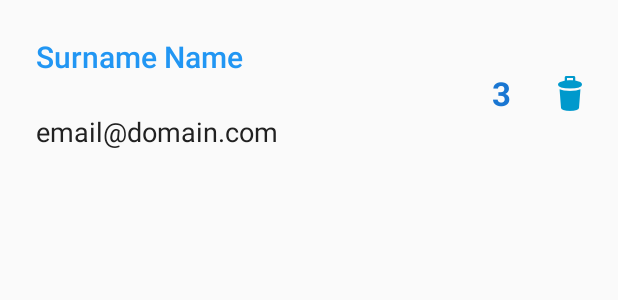
After one commit to VaKs/weathevent, an Android app: the layout friends_listitem.xml on its own in the app's theme, with its tools: preview values and no code run, on a phone screen of 412 x 824 dp. The commit adds this screen. Shown: the top 300 px of the screen. Run offline under Robolectric (Android 15) with nearby library versions, the phone set to English and light mode, and no system bars.

Commit message:
Some layout changes - Friends Fragment

```diff
--- a/app/src/main/AndroidManifest.xml
+++ b/app/src/main/AndroidManifest.xml
@@ -8,9 +8,9 @@
     <uses-permission android:name="android.permission." />
     <application
         android:allowBackup="true"
-        android:icon="@mipmap/ic_launcher"
+        android:icon="@drawable/logo_icon"
         android:label="@string/app_name"
-        android:roundIcon="@mipmap/ic_launcher_round"
+        android:roundIcon="@drawable/logo_icon"
         android:supportsRtl="true"
         android:theme="@style/AppTheme">
         <activity
--- /dev/null
+++ b/app/src/main/res/layout/friends_listitem.xml
@@ -0,0 +1,83 @@
+<?xml version="1.0" encoding="utf-8"?>
+<android.support.constraint.ConstraintLayout xmlns:android="http://schemas.android.com/apk/res/android"
+    xmlns:app="http://schemas.android.com/apk/res-auto"
+    xmlns:tools="http://schemas.android.com/tools"
+    android:layout_width="match_parent"
+    android:layout_height="wrap_content"
+    android:background="@android:drawable/menuitem_background"
+    android:padding="8dp">
+
+
+    <TextView
+        android:id="@+id/tv_email"
+        android:layout_width="0dp"
+        android:layout_height="wrap_content"
+        android:layout_marginBottom="8dp"
+        android:layout_marginEnd="8dp"
+        android:layout_marginLeft="8dp"
+        android:layout_marginRight="8dp"
+        android:layout_marginStart="8dp"
+        android:layout_marginTop="8dp"
+        android:padding="8dp"
+        android:text="email@domain.com"
+        android:textAppearance="@style/TextAppearance.AppCompat.Medium"
+        android:textColor="@color/colorTextPrimary"
+        app:layout_constraintBottom_toBottomOf="parent"
+        app:layout_constraintEnd_toStartOf="@+id/tv_eventsCounter"
+        app:layout_constraintStart_toStartOf="parent"
+        app:layout_constraintTop_toBottomOf="@+id/tv_name" />
+
+    <TextView
+        android:id="@+id/tv_name"
+        android:layout_width="0dp"
+        android:layout_height="wrap_content"
+        android:layout_marginEnd="8dp"
+        android:layout_marginLeft="8dp"
+        android:layout_marginRight="8dp"
+        android:layout_marginStart="8dp"
+        android:layout_marginTop="8dp"
+        android:padding="8dp"
+        android:text="Surname Name"
+        android:textAppearance="@style/TextAppearance.AppCompat.Title"
+        android:textColor="@color/colorPrimary"
+        app:layout_constraintEnd_toStartOf="@+id/tv_eventsCounter"
+        app:layout_constraintStart_toStartOf="parent"
+        app:layout_constraintTop_toTopOf="parent" />
+
+    <TextView
+        android:id="@+id/tv_eventsCounter"
+        android:layout_width="29dp"
+        android:layout_height="0dp"
+        android:layout_marginBottom="8dp"
+        android:layout_marginEnd="7dp"
+        android:layout_marginLeft="8dp"
+        android:layout_marginRight="7dp"
+        android:layout_marginStart="8dp"
+        android:layout_marginTop="8dp"
+        android:gravity="center"
+        android:text="3"
+        android:textAppearance="@style/TextAppearance.AppCompat.Large"
+        android:textColor="@color/colorPrimaryDark"
+        android:textStyle="bold"
+        app:layout_constraintBottom_toBottomOf="parent"
+        app:layout_constraintEnd_toStartOf="@+id/iv_delete"
+        app:layout_constraintStart_toEndOf="@+id/tv_email"
+        app:layout_constraintTop_toTopOf="parent"
+        app:layout_constraintVertical_bias="0.0" />
+
+    <ImageView
+        android:id="@+id/iv_delete"
+        android:layout_width="wrap_content"
+        android:layout_height="wrap_content"
+        android:layout_marginBottom="8dp"
+        android:layout_marginEnd="8dp"
+        android:layout_marginLeft="8dp"
+        android:layout_marginRight="8dp"
+        android:layout_marginStart="8dp"
+        android:layout_marginTop="8dp"
+        app:layout_constraintBottom_toBottomOf="parent"
+        app:layout_constraintEnd_toEndOf="parent"
+        app:layout_constraintStart_toEndOf="@+id/tv_eventsCounter"
+        app:layout_constraintTop_toTopOf="parent"
+        app:srcCompat="@drawable/ic_action_trash" />
+</android.support.constraint.ConstraintLayout>
--- a/app/src/main/res/values/strings.xml
+++ b/app/src/main/res/values/strings.xml
@@ -106,4 +106,10 @@
     <string name="weather_windy">Windy</string>
     <string name="weather_unknown">Unknown</string>
 
+    <!-- dialog add friends -->
+    <string name="label_cancel">Cancel</string>
+    <string name="label_accept">Accept</string>
+    <string name="label_email">email@domain</string>
+    <string name="label_addFriend">To add friend put his email below.</string>
+
 </resources>
```
Also changed, not shown: app/src/main/java/Fragment/FriendsFragment.java (+44 -0 lines), app/src/main/res/layout/dialog_add_friend.xml (added, +100 -0 lines), app/src/main/res/layout/fragment_friends.xml (+15 -1 lines), app/src/main/res/drawable-hdpi/ic_action_add.png (added), app/src/main/res/drawable-hdpi/ic_action_trash.png (added), app/src/main/res/drawable-mdpi/ic_action_add.png (added), app/src/main/res/drawable-mdpi/ic_action_trash.png (added), app/src/main/res/drawable-xhdpi/ic_action_add.png (added), app/src/main/res/drawable-xhdpi/ic_action_trash.png (added), app/src/main/res/drawable-xxhdpi/ic_action_add.png (added), app/src/main/res/drawable-xxhdpi/ic_action_trash.png (added), app/src/main/res/drawable-xxxhdpi/ic_action_add.png (added), app/src/main/res/drawable-xxxhdpi/ic_action_trash.png (added).
